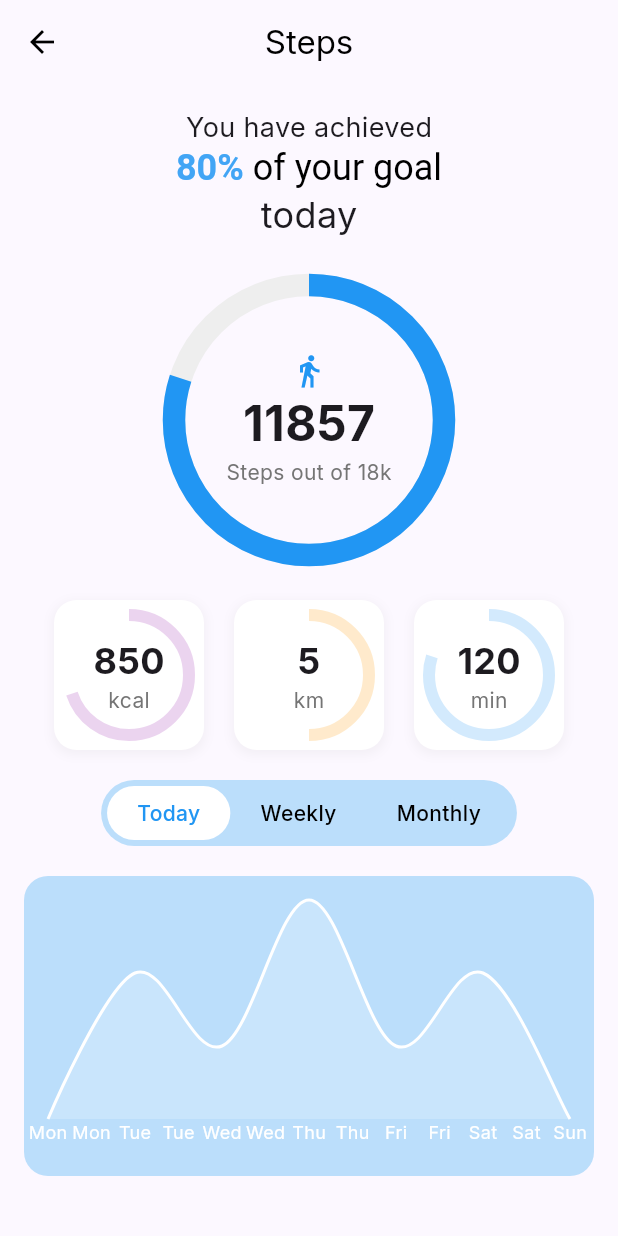
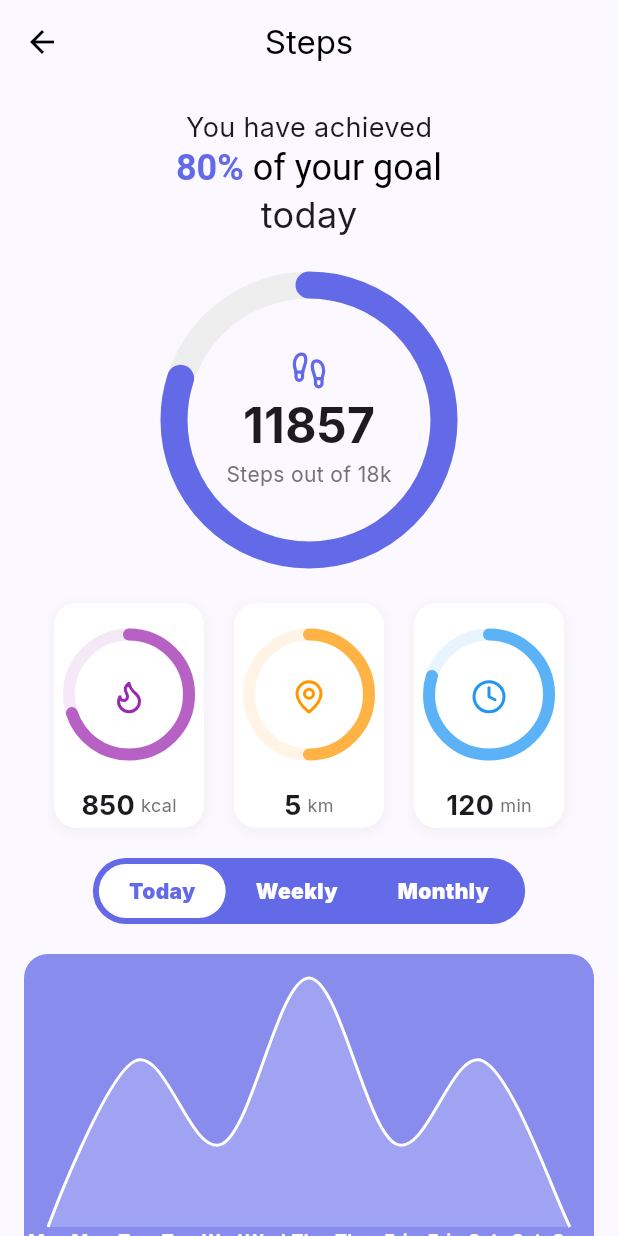
Before and after one commit to RITWIZSINGH/quamin-health-module-frontend, a Flutter app: the StepsScreen screen opened directly, on a phone screen of 412 x 824 dp. Run offline on Flutter 3.47's test engine with Material 3 defaults, Android fonts, the phone set to English and light mode, and no system bars; drawn by our look-alikes of fl_chart; our stand-ins replace firebase_auth, firebase_core, flutter_svg, go_router, google_fonts, google_sign_in and 1 more; accounts and stored records are empty; network calls fail.

Commit message:
steps highlight screen complete

```diff
--- a/lib/main.dart
+++ b/lib/main.dart
@@ -1,3 +1,5 @@
+// ignore_for_file: avoid_print
+
 import 'package:flutter/material.dart';
 import 'package:provider/provider.dart';
 import 'package:quamin_health_module/firebase_options.dart';
--- a/lib/screens/dashboard/highlightscreens/steps_screen.dart
+++ b/lib/screens/dashboard/highlightscreens/steps_screen.dart
@@ -1,4 +1,5 @@
 import 'package:flutter/material.dart';
+import 'package:lucide_icons/lucide_icons.dart';
 import '../../../widgets/step_screen_widgets/progress_ring.dart';
 import '../../../widgets/step_screen_widgets/stat_card.dart';
 import '../../../widgets/step_screen_widgets/activity_chart.dart';
@@ -36,7 +37,7 @@ class StepsScreen extends StatelessWidget {
                       text: '80% ',
                       style: TextStyle(
                         fontSize: 24,
-                        color: Colors.blue[400],
+                        color: Color(0xff636ae8),
                         fontWeight: FontWeight.bold,
                       ),
                     ),
@@ -65,18 +66,21 @@ class StepsScreen extends StatelessWidget {
                 mainAxisAlignment: MainAxisAlignment.spaceEvenly,
                 children: [
                   StatCard(
+                    icon: LucideIcons.flame,
                     value: '850',
                     unit: 'kcal',
                     color: Colors.purple,
                     progress: 0.7,
                   ),
                   StatCard(
+                    icon: LucideIcons.mapPin,
                     value: '5',
                     unit: 'km',
                     color: Colors.orange,
                     progress: 0.5,
                   ),
                   StatCard(
+                    icon: LucideIcons.clock,
                     value: '120',
                     unit: 'min',
                     color: Colors.blue,
@@ -84,11 +88,15 @@ class StepsScreen extends StatelessWidget {
                   ),
                 ],
               ),
-              const SizedBox(height: 20),
-              const TimePeriodSelector(),
-              const SizedBox(height: 20),
-              const ActivityChart(),
-              const SizedBox(height: 20),
+              Column(
+                children: [
+                  const SizedBox(height: 20),
+                  const TimePeriodSelector(),
+                  const SizedBox(height: 20),
+                  const ActivityChart(),
+                  const SizedBox(height: 20),
+                ],
+              )
             ],
           ),
         ),
--- a/lib/widgets/step_screen_widgets/activity_chart.dart
+++ b/lib/widgets/step_screen_widgets/activity_chart.dart
@@ -7,10 +7,10 @@ class ActivityChart extends StatelessWidget {
   @override
   Widget build(BuildContext context) {
     return Container(
-      height: 200,
+      height: 220,
       padding: const EdgeInsets.all(16),
       decoration: BoxDecoration(
-        color: Colors.blue[100],
+        color: Color(0xff878ced),
         borderRadius: BorderRadius.circular(16),
       ),
       child: LineChart(
@@ -21,14 +21,22 @@ class ActivityChart extends StatelessWidget {
               sideTitles: SideTitles(
                 showTitles: true,
                 getTitlesWidget: (value, meta) {
-                  const days = ['Mon', 'Tue', 'Wed', 'Thu', 'Fri', 'Sat', 'Sun'];
+                  const days = [
+                    'Mon',
+                    'Tue',
+                    'Wed',
+                    'Thu',
+                    'Fri',
+                    'Sat',
+                    'Sun'
+                  ];
                   if (value >= 0 && value < days.length) {
                     return Text(
                       days[value.toInt()],
                       style: const TextStyle(
-                        color: Colors.white,
-                        fontSize: 12,
-                      ),
+                          color: Colors.white,
+                          fontSize: 12,
+                          fontWeight: FontWeight.bold),
                     );
                   }
                   return const Text('');
--- a/lib/widgets/step_screen_widgets/progress_ring.dart
+++ b/lib/widgets/step_screen_widgets/progress_ring.dart
@@ -1,5 +1,9 @@
+// ignore_for_file: avoid_single_cascade_in_expression_statements
+
 import 'package:flutter/material.dart';
 import 'dart:math' as math;
+
+import 'package:lucide_icons/lucide_icons.dart';
 
 class ProgressRing extends StatelessWidget {
   final double progress;
@@ -25,9 +29,9 @@ class ProgressRing extends StatelessWidget {
             mainAxisAlignment: MainAxisAlignment.center,
             children: [
               const Icon(
-                Icons.directions_walk,
-                color: Colors.blue,
-                size: 24,
+                LucideIcons.footprints,
+                color: Color(0xff636ae8),
+                size: 26,
               ),
               Text(
                 steps.toString(),
@@ -62,7 +66,8 @@ class ProgressRingPainter extends CustomPainter {
     final radius = math.min(size.width / 2, size.height / 2) - 10;
     final paint = Paint()
       ..style = PaintingStyle.stroke
-      ..strokeWidth = 15.0;
+      ..strokeWidth = 18.0
+      ..strokeCap = StrokeCap.round;
 
     // Draw background ring
     paint.color = Colors.grey[200]!;
@@ -75,7 +80,7 @@ class ProgressRingPainter extends CustomPainter {
     );
 
     // Draw progress ring
-    paint.color = Colors.blue;
+    paint.color = Color(0xFF636AE8);
     canvas.drawArc(
       Rect.fromCircle(center: center, radius: radius),
       -math.pi / 2,
--- a/lib/widgets/step_screen_widgets/stat_card.dart
+++ b/lib/widgets/step_screen_widgets/stat_card.dart
@@ -6,6 +6,7 @@ class StatCard extends StatelessWidget {
   final String unit;
   final Color color;
   final double progress;
+  final IconData icon;
 
   const StatCard({
     super.key,
@@ -13,13 +14,16 @@ class StatCard extends StatelessWidget {
     required this.unit,
     required this.color,
     required this.progress,
+    required this.icon,
   });
 
   @override
   Widget build(BuildContext context) {
-    return Container(
+    return Padding(
+      padding: const EdgeInsets.only(top: 2.0),
+      child: Container(
         width: 100,
-      height: 100,
+        height: 150,
         decoration: BoxDecoration(
           color: Colors.white,
           borderRadius: BorderRadius.circular(15),
@@ -35,28 +39,45 @@ class StatCard extends StatelessWidget {
         child: Stack(
           children: [
             SizedBox.expand(
+              child: Padding(
+                padding: const EdgeInsets.only(bottom: 28.0),
                 child: CustomPaint(
                   painter: CircularProgressPainter(
                     progress: progress,
-                color: color.withValues(alpha: 0.2),
+                    color: color.withValues(alpha: 0.3),
                   ),
                 ),
               ),
-          Center(
-            child: Column(
+            ),
+            Padding(
+              padding: const EdgeInsets.only(bottom: 25.0),
+              child: Center(
+                child: Icon(
+                  icon,
+                  size: 24,
+                  color: color,
+                ),
+              ),
+            ),
+            Positioned(
+              bottom: 2,
+              left: 0,
+              right: 0,
+              child: Row(
                 mainAxisAlignment: MainAxisAlignment.center,
                 children: [
                   Text(
                     value,
                     style: const TextStyle(
-                    fontSize: 24,
+                      fontSize: 18,
                       fontWeight: FontWeight.bold,
                     ),
                   ),
+                  const SizedBox(width: 4),
                   Text(
                     unit,
                     style: TextStyle(
-                    fontSize: 14,
+                      fontSize: 12,
                       color: Colors.grey[600],
                     ),
                   ),
@@ -64,6 +85,7 @@ class StatCard extends StatelessWidget {
               ),
             ),
           ],
+        ),
       ),
     );
   }
@@ -77,20 +99,34 @@ class CircularProgressPainter extends CustomPainter {
 
   @override
   void paint(Canvas canvas, Size size) {
-    final paint = Paint()
-      ..color = color
-      ..style = PaintingStyle.stroke
-      ..strokeWidth = 8.0;
-
     final center = Offset(size.width / 2, size.height / 2);
     final radius = math.min(size.width / 2, size.height / 2) - 10;
+    final strokeWidth = 8.0;
 
+    // Background ring (full circle with low opacity)
+    final backgroundPaint = Paint()
+      ..color = color.withOpacity(0.1) // Very low opacity for background ring
+      ..style = PaintingStyle.stroke
+      ..strokeCap = StrokeCap.round
+      ..strokeWidth = strokeWidth;
+
+    // Progress ring
+    final progressPaint = Paint()
+      ..color = color.withOpacity(0.7) // Slightly more opaque for the progress
+      ..style = PaintingStyle.stroke
+      ..strokeCap = StrokeCap.round
+      ..strokeWidth = strokeWidth;
+
+    // Draw full background ring
+    canvas.drawCircle(center, radius, backgroundPaint);
+
+    // Draw progress arc
     canvas.drawArc(
       Rect.fromCircle(center: center, radius: radius),
       -math.pi / 2,
       2 * math.pi * progress,
       false,
-      paint,
+      progressPaint,
     );
   }
 
--- a/lib/widgets/step_screen_widgets/time_period_selector.dart
+++ b/lib/widgets/step_screen_widgets/time_period_selector.dart
@@ -16,7 +16,7 @@ class _TimePeriodSelectorState extends State<TimePeriodSelector> {
     return Container(
       padding: const EdgeInsets.all(4),
       decoration: BoxDecoration(
-        color: Colors.blue[100],
+        color: Color(0xff636ae8),
         borderRadius: BorderRadius.circular(25),
       ),
       child: Row(
@@ -31,14 +31,16 @@ class _TimePeriodSelectorState extends State<TimePeriodSelector> {
                 vertical: 8,
               ),
               decoration: BoxDecoration(
-                color: selectedIndex == index ? Colors.white : Colors.transparent,
+                color:
+                    selectedIndex == index ? Colors.white : Colors.transparent,
                 borderRadius: BorderRadius.circular(20),
               ),
               child: Text(
                 periods[index],
                 style: TextStyle(
-                  color: selectedIndex == index ? Colors.blue : Colors.black,
-                  fontWeight: FontWeight.w500,
+                  color:
+                      selectedIndex == index ? Color(0xff636ae8) : Colors.white,
+                  fontWeight: FontWeight.w900,
                 ),
               ),
             ),
--- a/pubspec.yaml
+++ b/pubspec.yaml
@@ -44,6 +44,7 @@ dependencies:
   firebase_core: ^3.8.1
   firebase_auth: ^5.3.4
   google_sign_in: ^6.2.2
+  lucide_icons: ^0.257.0
 
 dev_dependencies:
   flutter_test:
```
Also changed, not shown: pubspec.lock. Lines whose indentation alone changed are shown as unchanged.
